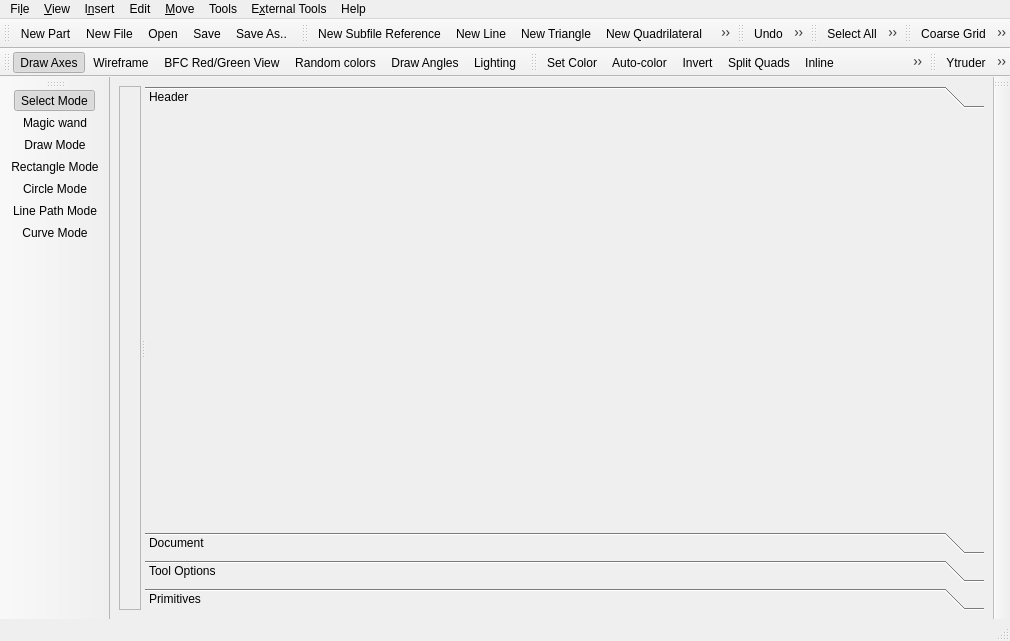
First picture: the form in src/mainwindow.ui, repository Symbian9/ldforge, before the edit.
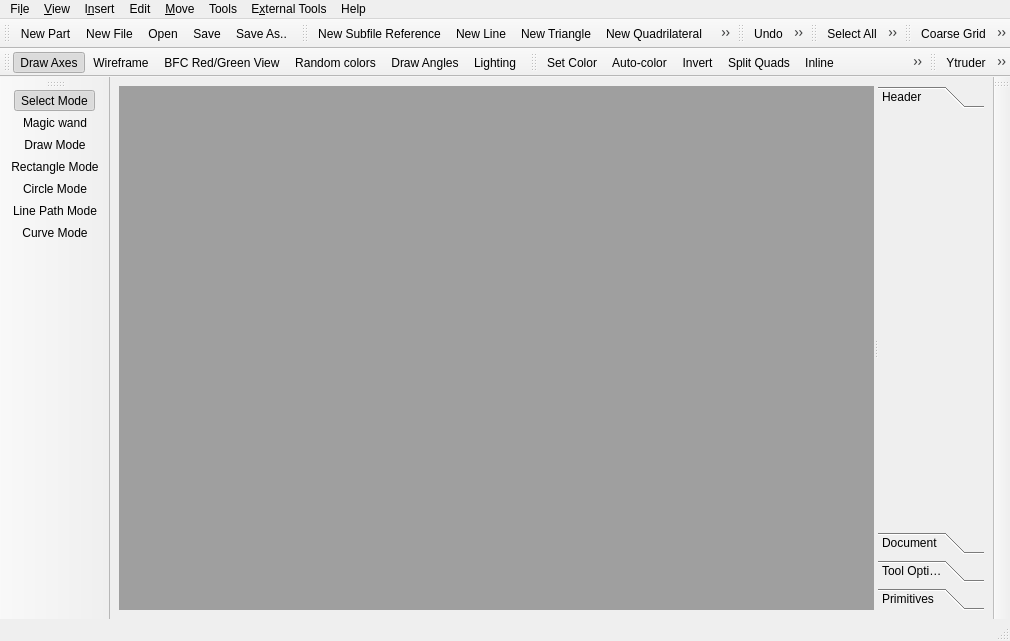
Second picture: the form after the edit. The open tabs and pages were chosen to show the change. Icons and pictures are not drawn. Custom widgets are drawn as their Qt base class.

What changed in the file:
```diff
--- a/src/mainwindow.ui
+++ b/src/mainwindow.ui
@@ -24,18 +24,9 @@
       <property name="orientation">
        <enum>Qt::Horizontal</enum>
       </property>
-      <widget class="QStackedWidget" name="rendererStack">
-       <property name="sizePolicy">
-        <sizepolicy hsizetype="Expanding" vsizetype="Expanding">
-         <horstretch>0</horstretch>
-         <verstretch>0</verstretch>
-        </sizepolicy>
-       </property>
-       <property name="frameShape">
-        <enum>QFrame::StyledPanel</enum>
-       </property>
-       <property name="frameShadow">
-        <enum>QFrame::Raised</enum>
+      <widget class="QMdiArea" name="viewport">
+       <property name="viewMode">
+        <enum>QMdiArea::TabbedView</enum>
        </property>
       </widget>
       <widget class="QToolBox" name="toolBox">
@@ -47,8 +38,8 @@
          <rect>
           <x>0</x>
           <y>0</y>
-          <width>100</width>
-          <height>30</height>
+          <width>68</width>
+          <height>377</height>
          </rect>
         </property>
         <attribute name="label">
```
Left out of the diff: 213 changed lines with no effect on the pictures.
